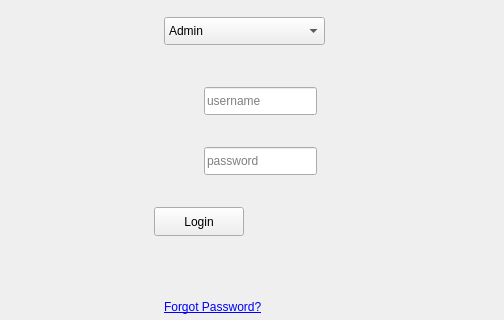
princuthapa/AXON_HMS, file mainwindow.ui: the form before one commit; both pictures show x 776 to 1280 and y 233 to 553 of the 1280 by 720 pixel window.
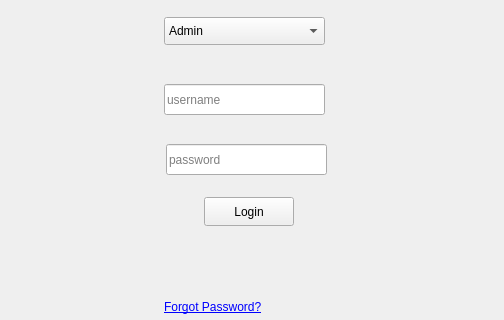
The form after the commit. Icons and pictures are not drawn.

```diff
--- a/mainwindow.ui
+++ b/mainwindow.ui
@@ -71,10 +71,10 @@
    <widget class="QLineEdit" name="userInput">
     <property name="geometry">
      <rect>
-      <x>980</x>
-      <y>320</y>
-      <width>113</width>
-      <height>28</height>
+      <x>940</x>
+      <y>317</y>
+      <width>161</width>
+      <height>31</height>
      </rect>
     </property>
     <property name="text">
@@ -90,10 +90,10 @@
    <widget class="QLineEdit" name="passInput">
     <property name="geometry">
      <rect>
-      <x>980</x>
-      <y>380</y>
-      <width>113</width>
-      <height>28</height>
+      <x>942</x>
+      <y>377</y>
+      <width>161</width>
+      <height>31</height>
      </rect>
     </property>
     <property name="text">
@@ -106,8 +106,8 @@
    <widget class="QPushButton" name="loginButton">
     <property name="geometry">
      <rect>
-      <x>930</x>
-      <y>440</y>
+      <x>980</x>
+      <y>430</y>
       <width>90</width>
       <height>29</height>
      </rect>
```
